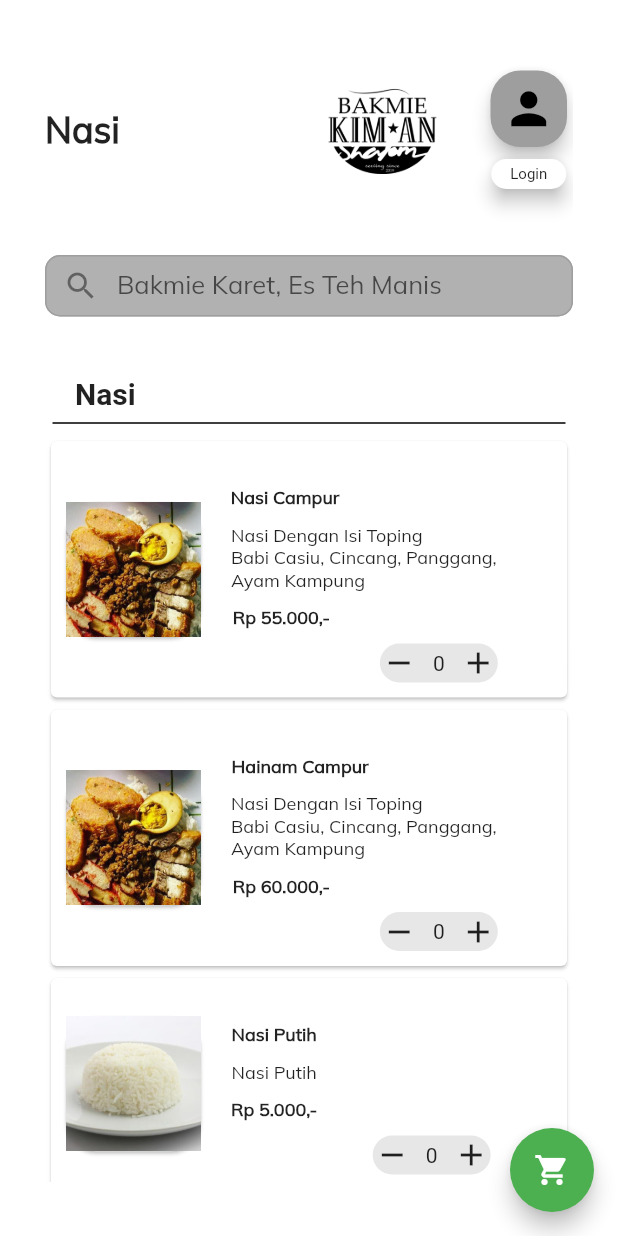
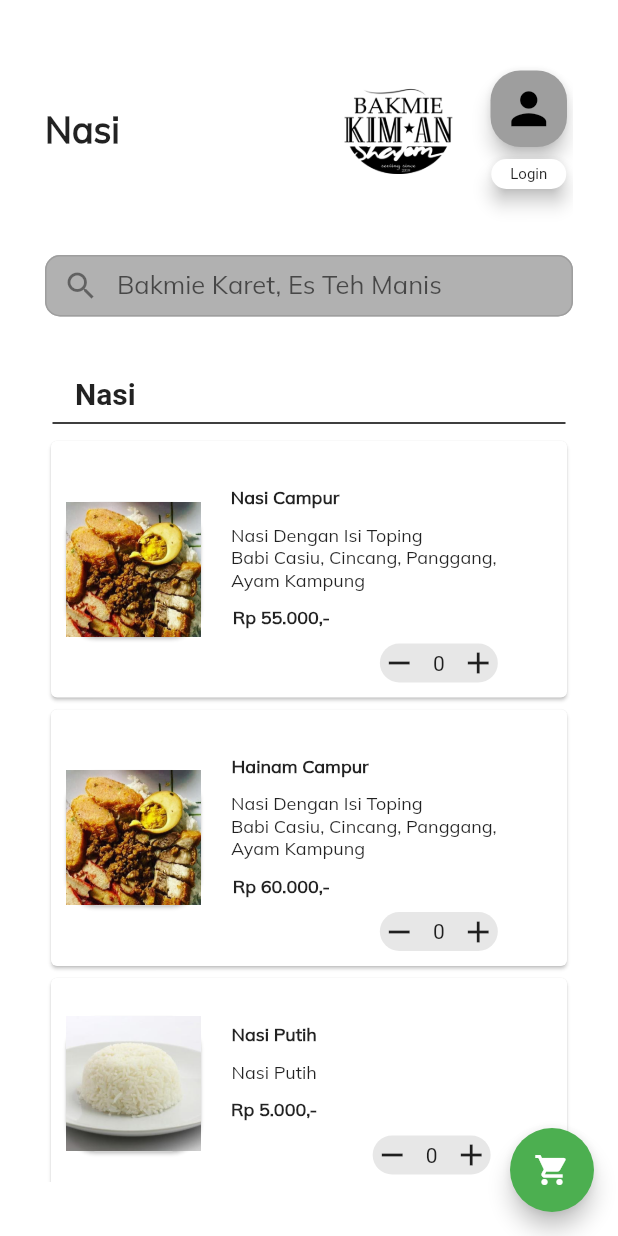
Before and after one commit to claratannn/OrderBakmieApp-FlutterDart, a Flutter app: the Nasi screen opened directly, on a phone screen of 412 x 824 dp. Run offline on Flutter 3.47's test engine with Material 2 defaults, Android fonts, the light colour scheme and no system bars.

Commit message:
geser logo lageh

```diff
--- a/lib/nasi.dart
+++ b/lib/nasi.dart
@@ -32,9 +32,9 @@
         onPressed: () {
           // Add your onPressed code here!
           Navigator.push(
-            context,
-            MaterialPageRoute(builder: (context) => Checkout(title: 'Bakmie Kim-An'))
-            );
+              context,
+              MaterialPageRoute(
+                  builder: (context) => Checkout(title: 'Bakmie Kim-An')));
         },
         backgroundColor: Colors.green,
         child: const Icon(Icons.shopping_cart),
@@ -66,7 +66,7 @@
                       Container(
                         width: 100.0,
                         height: 59.0,
-                        alignment: Alignment(5, 27),
+                        alignment: Alignment(6, 27),
                         child: new Image.asset('images/logo.png'),
                       ),
                       Container(
```
Also changed, not shown: lib/minuman.dart (+4 -4 lines).
